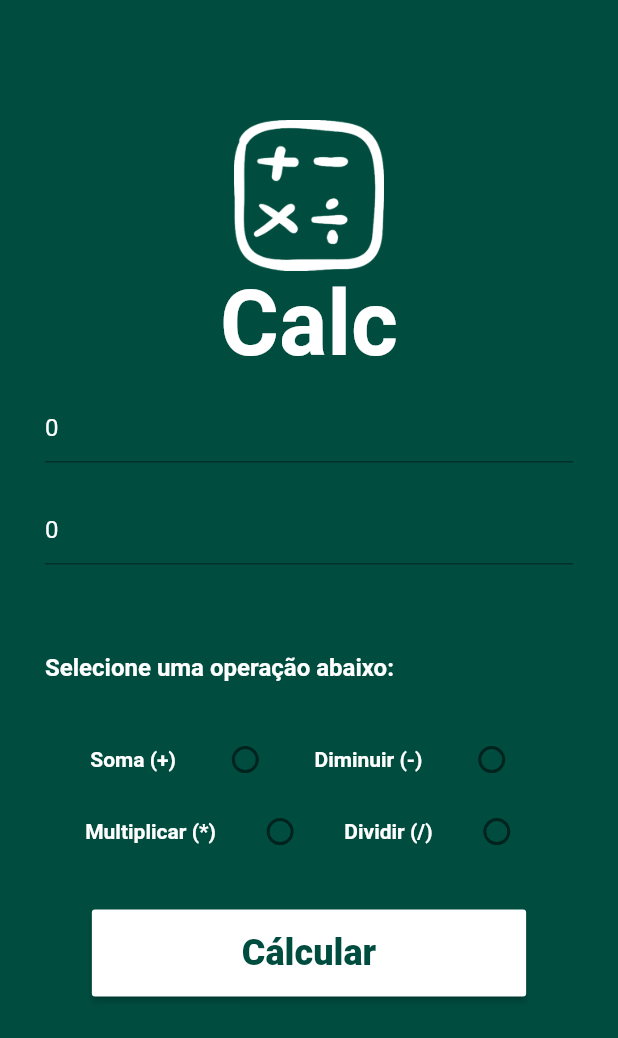
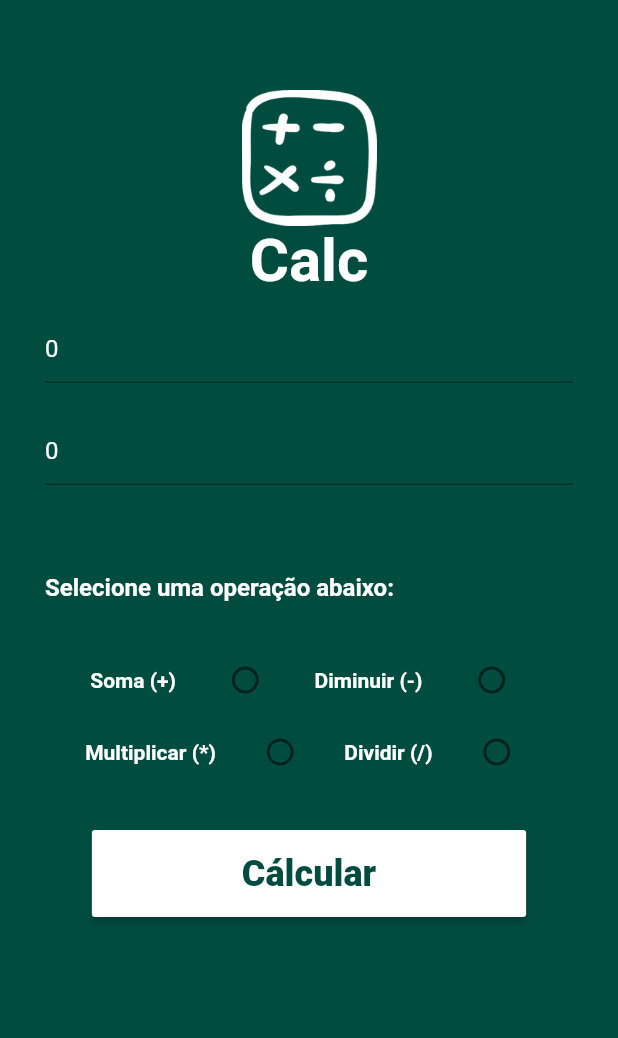
Before and after one commit to romeuporto/Calc, a Flutter app: the screen it shows after launch, on a phone screen of 412 x 824 dp. Shown: the top 1038 px of the screen. Run offline on Flutter 3.47's test engine with Material 2 defaults, Android fonts, the phone set to English and light mode, and no system bars.

Commit message:
returning to the home page with clean textfiel

```diff
--- a/calc/lib/PageCalc.dart
+++ b/calc/lib/PageCalc.dart
@@ -22,6 +22,11 @@ class _PageCalcState extends State<PageCalc> {
     }else{
       print("Número válido");
     }
+    _limparCampos();
+  }
+  void _limparCampos(){
+    valor1.text = "";
+    valor2.text = "";
   }
 
   var num1 = 0;
@@ -82,17 +87,17 @@ class _PageCalcState extends State<PageCalc> {
           child: Column(
             children: <Widget>[
               SizedBox(
-                height: 50,
+                height: 30,
               ),
               Image.asset("images/logo.png",
-                width: 100,
+                width: 90,
                 color: Colors.white,
               ),
               Text(
                 "Calc",
                 style: TextStyle(
                   color: Colors.white,
-                  fontSize: 60,
+                  fontSize: 40,
                   fontWeight: FontWeight.bold,
                 ),
               ),
@@ -291,7 +296,7 @@ class _PageCalcState extends State<PageCalc> {
                     color: Colors.teal.shade900,
                   ),
                 ),
-                onPressed: () {
+                onPressed:(){
                   _calcular();
                   selectedRadio;
                   Navigator.push(
```
